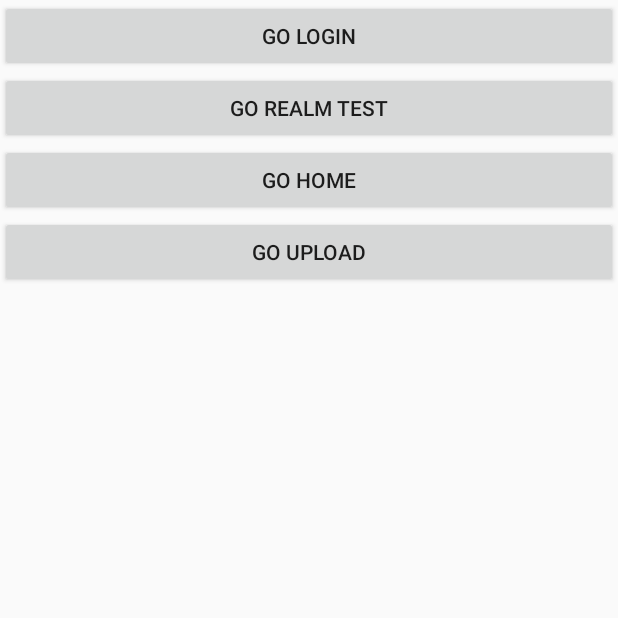
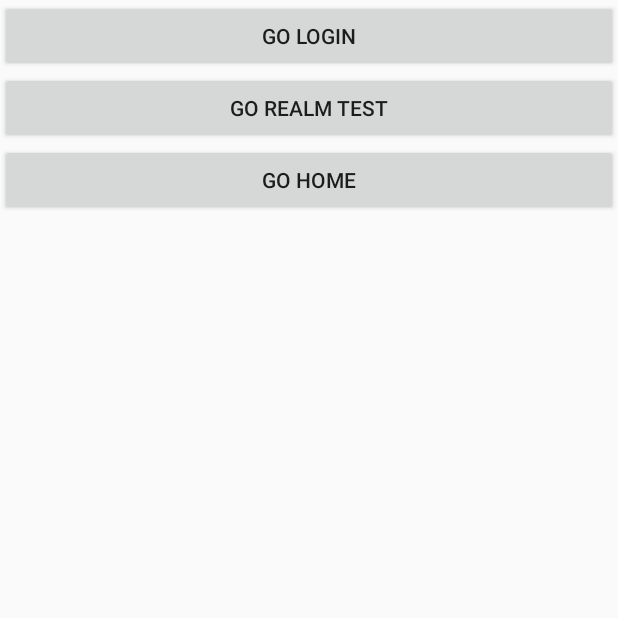
Before and after one commit to Kal-MH/songgulsongul, an Android app: the screen it shows after launch (MainActivity), on a phone screen of 412 x 824 dp, the top half of it. Run offline under Robolectric (Android 15) with nearby library versions, the phone set to English and light mode, and no system bars.

Commit message:
android_find_modify

```diff
--- a/Android/paper/app/src/main/java/smu/capstone/paper/MainActivity.java
+++ b/Android/paper/app/src/main/java/smu/capstone/paper/MainActivity.java
@@ -11,7 +11,6 @@ public class MainActivity extends AppCompatActivity {
 
     Button temp_login;
     Button temp_home;
-    Button temp_upload;
     Button temp_realm;
 
 
@@ -22,7 +21,6 @@ public class MainActivity extends AppCompatActivity {
 
         temp_login = findViewById(R.id.temp_login);
         temp_home = findViewById(R.id.temp_home);
-        temp_upload = findViewById(R.id.temp_upload);
         temp_realm = findViewById(R.id.go_temp_realm);
 
 
@@ -44,13 +42,6 @@ public class MainActivity extends AppCompatActivity {
             }
         });
 
-        temp_upload.setOnClickListener(new View.OnClickListener() {
-            @Override
-            public void onClick(View v) {
-                Intent intent = new Intent(MainActivity.this, UploadActivity.class);
-                startActivity(intent);
-            }
-        });
 
         temp_realm.setOnClickListener(new View.OnClickListener() {
             @Override
--- a/Android/paper/app/src/main/res/layout/activity_main.xml
+++ b/Android/paper/app/src/main/res/layout/activity_main.xml
@@ -35,11 +35,4 @@
         >
     </Button>
 
-    <Button
-        android:layout_width="match_parent"
-        android:layout_height="wrap_content"
-        android:text="go upload"
-        android:id="@+id/temp_upload"
-        >
-    </Button>
 </LinearLayout>
```
Also changed, not shown: Android/paper/app/src/main/res/layout/activity_upload.xml (+0 -7 lines), Android/paper/app/src/main/res/menu/upload_bottom_menu.xml (deleted, +0 -15 lines).
